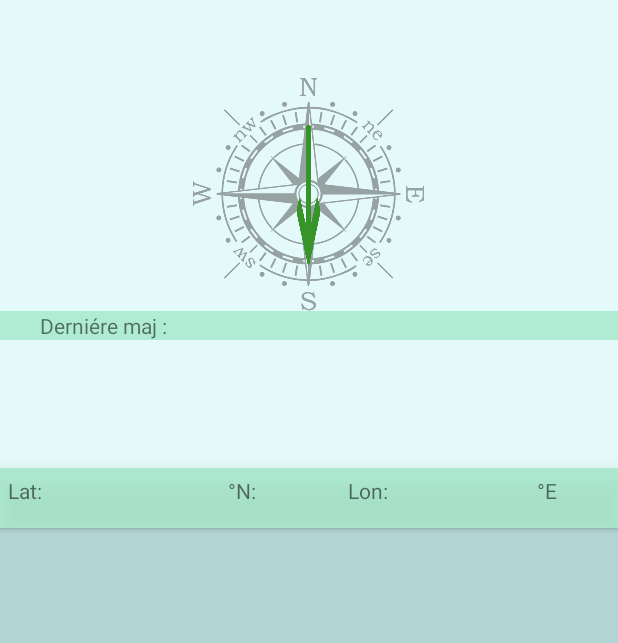
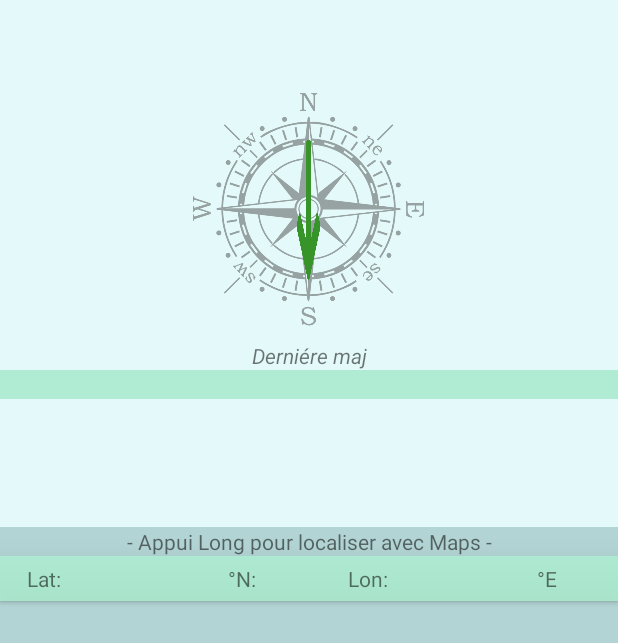
Before and after one commit to Plectre/PiouPiou, an Android app: the layout activity_main.xml on its own in the app's theme, with its tools: preview values and no code run, on a phone screen of 412 x 824 dp. Shown: the top 643 px of the screen. Run offline under Robolectric (Android 15) with nearby library versions, the phone set to English and light mode, and no system bars; network calls fail.

Commit message:
second commit

```diff
--- a/app/src/main/java/piou/plectre/com/piou/LauncherActivity.java
+++ b/app/src/main/java/piou/plectre/com/piou/LauncherActivity.java
@@ -10,6 +10,7 @@ import android.widget.Toast;
 
 public class LauncherActivity extends AppCompatActivity {
 
+    public String URL = "https://pioupiou.fr/fr";
     public TextView tv_url;
     @Override
     protected void onCreate(Bundle savedInstanceState) {
@@ -21,7 +22,7 @@ public class LauncherActivity extends AppCompatActivity {
         tv_url.setOnClickListener(new View.OnClickListener() {
             @Override
             public void onClick(View v) {
-                String requette = "https://pioupiou.fr/fr";
+                String requette = URL;
                 Intent intent = new Intent(Intent.ACTION_VIEW, Uri.parse(requette));
                 startActivity(intent);
             }
@@ -30,7 +31,7 @@ public class LauncherActivity extends AppCompatActivity {
         Thread chrono = new Thread(){
             public void run(){
                 try{
-                    sleep(40);
+                    sleep(4000);
                     Intent intent = new Intent(LauncherActivity.this, MainActivity.class);
                     startActivity(intent);
                 }catch(InterruptedException e) {
--- a/app/src/main/res/layout/activity_launcher.xml
+++ b/app/src/main/res/layout/activity_launcher.xml
@@ -11,6 +11,8 @@
     <TextView
         android:layout_width="match_parent"
         android:layout_height="wrap_content"
+        android:textColor="@color/colorPrimaryDark"
+
         android:padding="20dp"
         android:text="@string/app_name"
         android:textAlignment="center"
@@ -41,6 +43,7 @@
         <TextView
             android:layout_width="match_parent"
             android:layout_height="wrap_content"
+            android:textStyle="italic"
             android:layout_weight="3"
             android:textAlignment="center"
             android:alpha="0.5"
--- a/app/src/main/res/layout/activity_main.xml
+++ b/app/src/main/res/layout/activity_main.xml
@@ -20,8 +20,8 @@
             android:layout_height="wrap_content"
             android:maxLines="1"
             android:padding="15dp"
+            android:textAlignment="center"
             android:textColor="@color/green"
-            android:textAlignment="center"
             android:textSize="15sp" />
 
 
@@ -35,6 +35,7 @@
                 android:layout_width="155dp"
                 android:layout_height="155dp"
                 android:layout_gravity="center"
+                android:layout_margin="10dp"
                 android:alpha="0.4"
                 android:foreground="@drawable/rose_vents" />
 
@@ -49,20 +50,22 @@
 
         </FrameLayout>
 
-        <LinearLayout
-            android:layout_width="match_parent"
-            android:layout_height="wrap_content"
-            android:background="@color/background"
-            android:orientation="horizontal">
+
 
             <TextView
                 android:layout_width="match_parent"
                 android:layout_height="wrap_content"
                 android:layout_weight="1"
                 android:elevation="10dp"
-                android:text="Derniére maj :"
+                android:text="Derniére maj"
+                android:textStyle="italic"
+                android:backgroundTint="@color/colorPrimary"
                 android:textAlignment="center" />
-
+        <LinearLayout
+            android:layout_width="match_parent"
+            android:layout_height="wrap_content"
+            android:background="@color/background"
+            android:orientation="horizontal">
             <TextView
                 android:id="@+id/tv_jour"
                 android:layout_width="match_parent"
@@ -88,10 +91,10 @@
                 android:layout_width="match_parent"
                 android:layout_height="0dp"
                 android:layout_gravity="center"
+                android:layout_weight="1"
                 android:padding="5dp"
-                android:layout_weight="1"
+                android:textAlignment="center"
                 android:textColor="@color/green"
-                android:textAlignment="center"
                 android:textSize="@dimen/h2" />
 
 
@@ -99,31 +102,42 @@
                 android:id="@+id/tv_average"
                 android:layout_width="match_parent"
                 android:layout_height="0dp"
+                android:layout_weight="1"
                 android:padding="10dp"
+                android:textAlignment="center"
                 android:textColor="@color/green"
-                android:textAlignment="center"
-                android:layout_weight="1"
                 android:textSize="@dimen/h2" />
         </LinearLayout>
+
+
+            <TextView
+                android:id="@+id/tv_bandeau_coor"
+                android:layout_width="match_parent"
+                android:layout_height="match_parent"
+                android:text="@string/longClick"
+                android:background="@color/footer"
+                android:textAlignment="center" />
+
 
         <LinearLayout
             android:id="@+id/ll_lat_lon"
             android:layout_width="match_parent"
-            android:layout_height="40dp"
+            android:layout_height="wrap_content"
             android:layout_weight="2"
             android:background="@color/background"
             android:clickable="true"
-            android:elevation="10dp"
+            android:elevation="20dp"
             android:orientation="horizontal">
 
             <TextView
                 android:id="@+id/textView2"
                 android:layout_width="0dp"
-                android:layout_height="match_parent"
+                android:layout_height="wrap_content"
                 android:layout_weight="1"
                 android:gravity="start"
                 android:padding="5dp"
-                android:text="Lat:" />
+                android:text="Lat:"
+                android:textAlignment="center" />
 
             <TextView
                 android:id="@+id/tvLat"
@@ -133,12 +147,12 @@
                 android:gravity="center_vertical"
                 android:maxLines="1"
                 android:padding="5dp"
-                android:textColor="@color/green"
-                android:textAlignment="center" />
+                android:textAlignment="center"
+                android:textColor="@color/green" />
 
             <TextView
                 android:layout_width="0dp"
-                android:layout_height="match_parent"
+                android:layout_height="wrap_content"
                 android:layout_weight="1"
                 android:gravity="start"
                 android:padding="5dp"
@@ -147,7 +161,7 @@
             <TextView
                 android:id="@+id/textView"
                 android:layout_width="0dp"
-                android:layout_height="match_parent"
+                android:layout_height="wrap_content"
                 android:layout_weight="1"
                 android:gravity="end"
                 android:maxLines="1"
@@ -158,22 +172,23 @@
             <TextView
                 android:id="@+id/tvLon"
                 android:layout_width="0dp"
-                android:layout_height="match_parent"
+                android:layout_height="wrap_content"
                 android:layout_weight="1.5"
                 android:maxLines="1"
                 android:padding="5dp"
-                android:textColor="@color/green"
-                android:textAlignment="center" />
+                android:textAlignment="center"
+                android:textColor="@color/green" />
 
             <TextView
                 android:layout_width="0dp"
-                android:layout_height="match_parent"
+                android:layout_height="wrap_content"
                 android:layout_weight="1"
                 android:gravity="start"
                 android:padding="5dp"
                 android:text="°E" />
 
         </LinearLayout>
+
     </LinearLayout>
 
     <ListView
--- a/app/src/main/res/values/strings.xml
+++ b/app/src/main/res/values/strings.xml
@@ -1,12 +1,13 @@
 <resources>
-    <string name="app_name">PiouPiou</string>
+    <string name="app_name">Piou-Piou Scan</string>
     <string name="requette">Requette</string>
     <string name="vitesseVent">KNOTS</string>
-    <string name="loading">Chargement ...</string>
+    <string name="loading">Chargement...</string>
     <string name="author">By Plectre</string>
     <string name="rosedesvents">roseDesVents</string>
     <string name="title_activity_maps">Map Pioupiou</string>
     <string name="desole">Desolé pas de coordonnées valides !</string>
     <string name="timeOut">Time Out !</string>
     <string name="url_pioupiou">https://pioupiou.fr/fr</string>
+    <string name="longClick">- Appui Long pour localiser avec Maps -</string>
 </resources>
```
Also changed, not shown: app/src/main/java/piou/plectre/com/piou/MainActivity.java (+44 -21 lines), app/src/main/java/piou/plectre/com/piou/handler/DateHandler.java (+13 -9 lines), app/src/main/java/piou/plectre/com/piou/request/ApiRequestId.java (+4 -3 lines).
